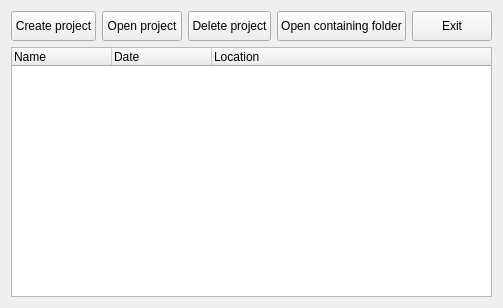
Before: the Qt Designer form src/PK Creator/WelcomeWindow.ui in Hary309/PKCreator, drawn with Qt 5.
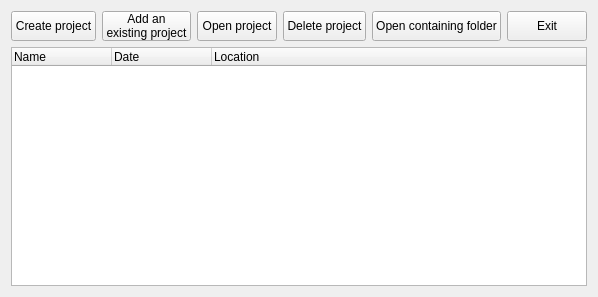
After: the same form once the commit is applied.

Commit message: Added button to add existing project

What changed in the file:
```diff
--- a/src/PK Creator/WelcomeWindow.ui
+++ b/src/PK Creator/WelcomeWindow.ui
@@ -6,8 +6,8 @@
    <rect>
     <x>0</x>
     <y>0</y>
-    <width>465</width>
-    <height>308</height>
+    <width>556</width>
+    <height>297</height>
    </rect>
   </property>
   <property name="windowTitle">
@@ -26,6 +26,26 @@
        </property>
        <property name="text">
         <string>Create project</string>
+       </property>
+       <property name="default">
+        <bool>false</bool>
+       </property>
+       <property name="flat">
+        <bool>false</bool>
+       </property>
+      </widget>
+     </item>
+     <item>
+      <widget class="QPushButton" name="openExistingProjectButton">
+       <property name="minimumSize">
+        <size>
+         <width>0</width>
+         <height>30</height>
+        </size>
+       </property>
+       <property name="text">
+        <string>Add an
+existing project</string>
        </property>
       </widget>
      </item>
```
Left out of the diff: 3 changed lines with no effect on the pictures. The commit also changes 2 other files.
